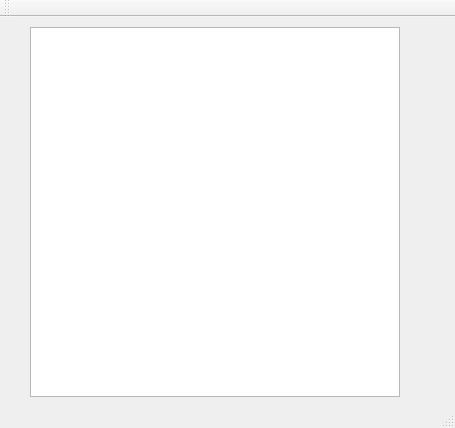
Before: the Qt Designer form mainwindow.ui in wosiu/Diaballik, drawn with Qt 5.
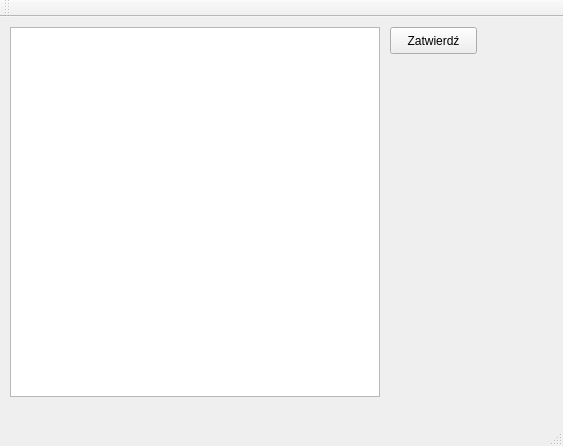
After: the same form once the commit is applied.

What changed in the file:
```diff
--- a/mainwindow.ui
+++ b/mainwindow.ui
@@ -6,8 +6,8 @@
    <rect>
     <x>0</x>
     <y>0</y>
-    <width>455</width>
-    <height>428</height>
+    <width>563</width>
+    <height>446</height>
    </rect>
   </property>
   <property name="windowTitle">
@@ -17,13 +17,26 @@
    <widget class="QGraphicsView" name="graphicsView">
     <property name="geometry">
      <rect>
-      <x>30</x>
+      <x>10</x>
       <y>10</y>
       <width>370</width>
       <height>370</height>
      </rect>
     </property>
    </widget>
+   <widget class="QPushButton" name="Zatwierdz_pushButton">
+    <property name="geometry">
+     <rect>
+      <x>390</x>
+      <y>10</y>
+      <width>87</width>
+      <height>27</height>
+     </rect>
+    </property>
+    <property name="text">
+     <string>Zatwierdź</string>
+    </property>
+   </widget>
   </widget>
   <widget class="QMenuBar" name="menuBar">
    <property name="geometry">
```
Left out of the diff: 2 changed lines with no effect on the pictures.
